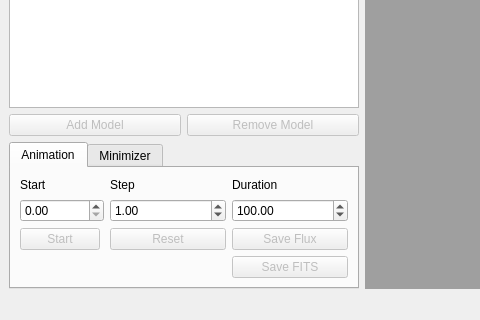
Before: the Qt Designer form src/QT/gui_main.ui in bkloppenborg/simtoi, drawn with Qt 5; both pictures show x 0 to 480 and y 301 to 621 of the 800 by 621 pixel window.
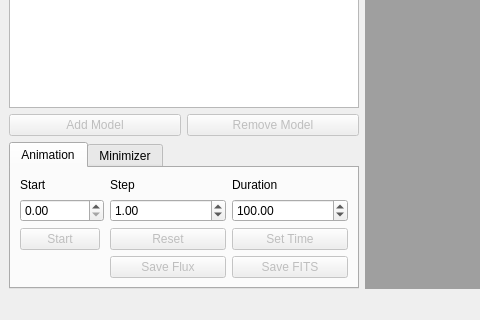
After: the same form once the commit is applied.

What changed in the file:
```diff
--- a/src/QT/gui_main.ui
+++ b/src/QT/gui_main.ui
@@ -259,16 +259,6 @@
           </property>
          </widget>
         </item>
-        <item row="2" column="2">
-         <widget class="QPushButton" name="btnSavePhotometry">
-          <property name="enabled">
-           <bool>false</bool>
-          </property>
-          <property name="text">
-           <string>Save Flux</string>
-          </property>
-         </widget>
-        </item>
         <item row="3" column="2">
          <widget class="QPushButton" name="btnSaveFITS">
           <property name="enabled">
@@ -279,6 +269,26 @@
           </property>
          </widget>
         </item>
+        <item row="2" column="2">
+         <widget class="QPushButton" name="btnSetTime">
+          <property name="enabled">
+           <bool>false</bool>
+          </property>
+          <property name="text">
+           <string>Set Time</string>
+          </property>
+         </widget>
+        </item>
+        <item row="3" column="1">
+         <widget class="QPushButton" name="btnSavePhotometry">
+          <property name="enabled">
+           <bool>false</bool>
+          </property>
+          <property name="text">
+           <string>Save Flux</string>
+          </property>
+         </widget>
+        </item>
        </layout>
       </widget>
       <widget class="QWidget" name="tabWidgetPage2">
```
